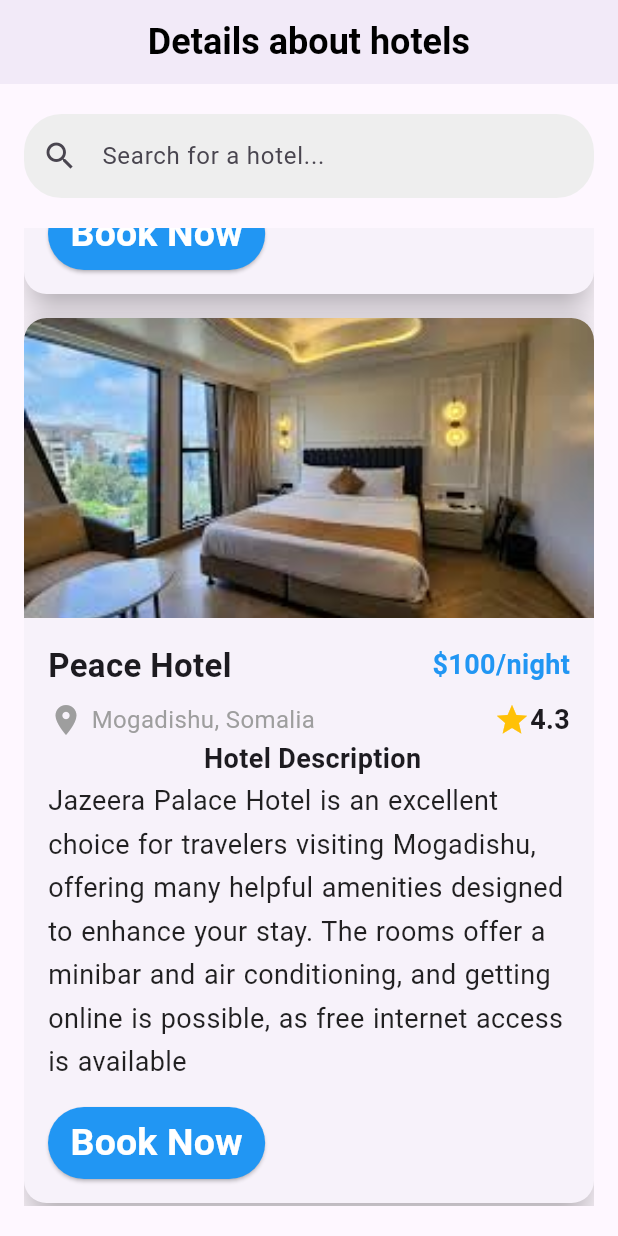
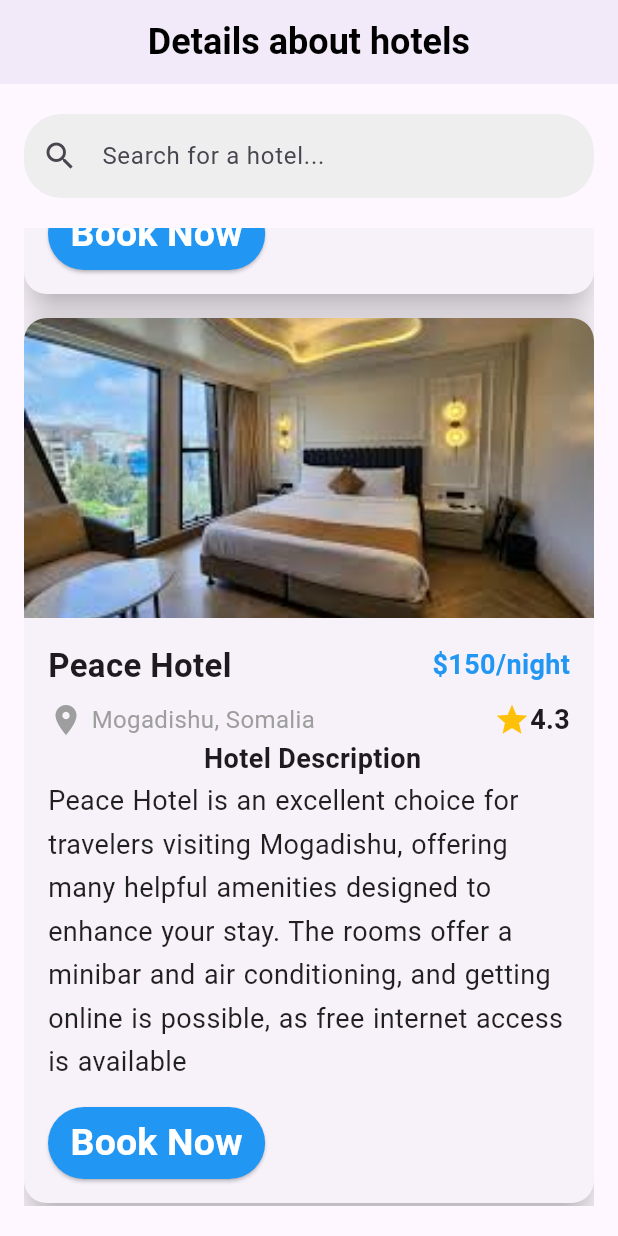
Before and after one commit to moha-salad64/hotel-booking-app, a Flutter app: the HotelDetailsScreen screen opened directly, scrolled down 1152 dp, on a phone screen of 412 x 824 dp. Run offline on Flutter 3.47's test engine with Material 3 defaults, Android fonts, the phone set to English and light mode, and no system bars; our stand-ins replace cloud_firestore, firebase_auth, firebase_core, firebase_storage, image_picker, shared_preferences; accounts and stored records are empty; Roboto replaces fonts that are missing (Playfair Display).

```diff
--- a/lib/components/booking_details.dart
+++ b/lib/components/booking_details.dart
@@ -10,10 +10,50 @@
 
 class _HotelDetailsScreenState extends State<HotelDetailsScreen> {
   final List<Map<String, dynamic>> hotels = [
-    {'imageUrl': "images/slider3.jpeg", 'name': 'Jazeera Palace', 'location': 'Mogadishu, Somalia', 'rating': 4.5, 'price': 120},
-    {'imageUrl': 'images/5.jpeg', 'name': 'Maka Al-Mukarama', 'location': 'Mogadishu, Somalia', 'rating': 4.8, 'price': 150},
-    {'imageUrl': 'images/4.jpeg', 'name': 'Peace Hotel', 'location': 'Mogadishu, Somalia', 'rating': 4.3, 'price': 100},
-    {'imageUrl': 'images/6.jpeg', 'name': 'Elite Hotel', 'location': 'Mogadishu, Somalia', 'rating': 4.6, 'price': 130},
+    {
+      'imageUrl': "images/slider3.jpeg",
+      'name': 'Jazeera Palace',
+      'location': 'Mogadishu, Somalia',
+      'rating': 4.5,
+      'price': 150,
+      'description':'Jazeera Palace Hotel is an excellent choice for travelers visiting Mogadishu, offering many helpful amenities designed to enhance your stay. The rooms offer a minibar and air conditioning, and getting online is possible, as free internet access is available',
+      },
+
+    {
+      'imageUrl': 'images/5.jpeg',
+      'name': 'Decale Hotel',
+      'location': 'Mogadishu, Somalia',
+      'rating': 4.8,
+      'price': 200,
+      'description':'Decale Hotel is an excellent choice for travelers visiting Mogadishu, offering many helpful amenities designed to enhance your stay. The rooms offer a minibar and air conditioning, and getting online is possible, as free internet access is available',
+
+      },
+    {
+      'imageUrl': 'images/4.jpeg',
+      'name': 'Peace Hotel',
+      'location': 'Mogadishu, Somalia',
+      'rating': 4.3,
+      'price': 150,
+      'description':'Peace Hotel is an excellent choice for travelers visiting Mogadishu, offering many helpful amenities designed to enhance your stay. The rooms offer a minibar and air conditioning, and getting online is possible, as free internet access is available',
+
+      },
+    {
+      'imageUrl': 'images/6.jpeg',
+      'name': 'Elite Hotel',
+      'location': 'Mogadishu, Somalia',
+      'rating': 4.6,
+      'price': 100,
+      'description':'Elite Hotel is an excellent choice for travelers visiting Mogadishu, offering many helpful amenities designed to enhance your stay. The rooms offer a minibar and air conditioning, and getting online is possible, as free internet access is available',
+    },
+
+    {
+      'imageUrl': 'images/17.jpeg',
+      'name': 'Afrik Hotel',
+      'location': 'Mogadishu, Somalia',
+      'rating': 4.0,
+      'price': 80,
+      'description':'Jazeera Palace Hotel is an excellent choice for travelers visiting Mogadishu, offering many helpful amenities designed to enhance your stay. The rooms offer a minibar and air conditioning, and getting online is possible, as free internet access is available',
+      },
   ];
 
   List<Map<String, dynamic>> filteredHotels = [];
@@ -156,7 +196,7 @@
                     ),
                     Container(
                       child: Text(
-                      'Jazeera Palace Hotel is an excellent choice for travelers visiting Mogadishu, offering many helpful amenities designed to enhance your stay. The rooms offer a minibar and air conditioning, and getting online is possible, as free internet access is available',
+                        hotel['description'],
                       style: TextStyle(
                       fontSize: 18,
                       color: Colors.black87,
--- a/lib/components/create_user.dart
+++ b/lib/components/create_user.dart
@@ -208,7 +208,7 @@
                       );
                     },
                     child: const Text(
-                      'Create account',
+                      'Log in',
                       style: TextStyle(
                         color: Colors.blue,
                         fontSize: 16,
--- a/lib/components/profile_user.dart
+++ b/lib/components/profile_user.dart
@@ -128,8 +128,8 @@
                   );
                 },
               ),
-              MenuButton(icon: Icons.settings, title: 'Settings', onTap: () {}),
-              MenuButton(icon: Icons.help_outline, title: 'Help', onTap: () {}),
+              // MenuButton(icon: Icons.settings, title: 'Settings', onTap: () {}),
+              // MenuButton(icon: Icons.help_outline, title: 'Help', onTap: () {}),
               MenuButton(icon: Icons.logout, title: 'Logout', onTap: _showLogoutDialog),
             ],
           ),
--- a/lib/main.dart
+++ b/lib/main.dart
@@ -27,7 +27,7 @@
         fontFamily: 'Playfair Display',
       ),
 
-      home:  isOnboarded ? MainScreen() : OnboardingScreen(),
+      home:  isOnboarded ? MainScreen() : OnboardingScreen() ,
       );
   }
 }
```
Also changed, not shown: lib/components/booking_history.dart (+26 -3 lines), lib/components/home_tab.dart (+14 -14 lines), lib/components/just_booking.dart (+8 -7 lines), lib/components/payment_page.dart (+14 -22 lines), images/mcard.png (added), images/mscard.png (deleted).
